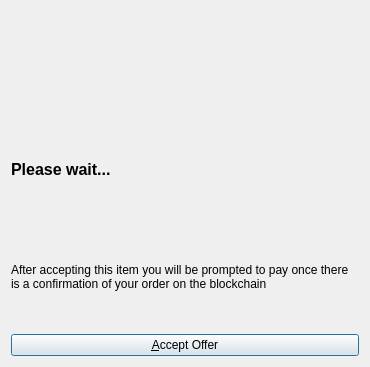
Above: src/qt/forms/offeracceptdialog.ui from syscoin/syscoin1 before the change. Below: the same form after it.
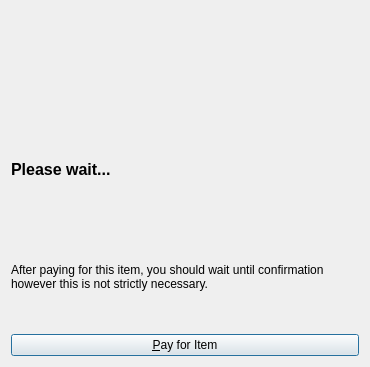
That is the form after the change. Icons and pictures are not drawn.

Patch:
```diff
--- a/src/qt/forms/offeracceptdialog.ui
+++ b/src/qt/forms/offeracceptdialog.ui
@@ -60,7 +60,7 @@
       <cursorShape>IBeamCursor</cursorShape>
      </property>
      <property name="text">
-      <string notr="true">After accepting this item you will be prompted to pay once there is a confirmation of your order on the blockchain</string>
+      <string notr="true">After paying for this item, you should wait until confirmation however this is not strictly necessary.</string>
      </property>
      <property name="textFormat">
       <enum>Qt::RichText</enum>
@@ -76,7 +76,11 @@
    <item row="3" column="0">
     <widget class="QPushButton" name="acceptButton">
      <property name="text">
-      <string>&amp;Accept Offer</string>
+      <string>&amp;Pay for Item</string>
+     </property>
+     <property name="icon">
+      <iconset resource="../bitcoin.qrc">
+       <normaloff>:/icons/send</normaloff>:/icons/send</iconset>
      </property>
     </widget>
    </item>
```
